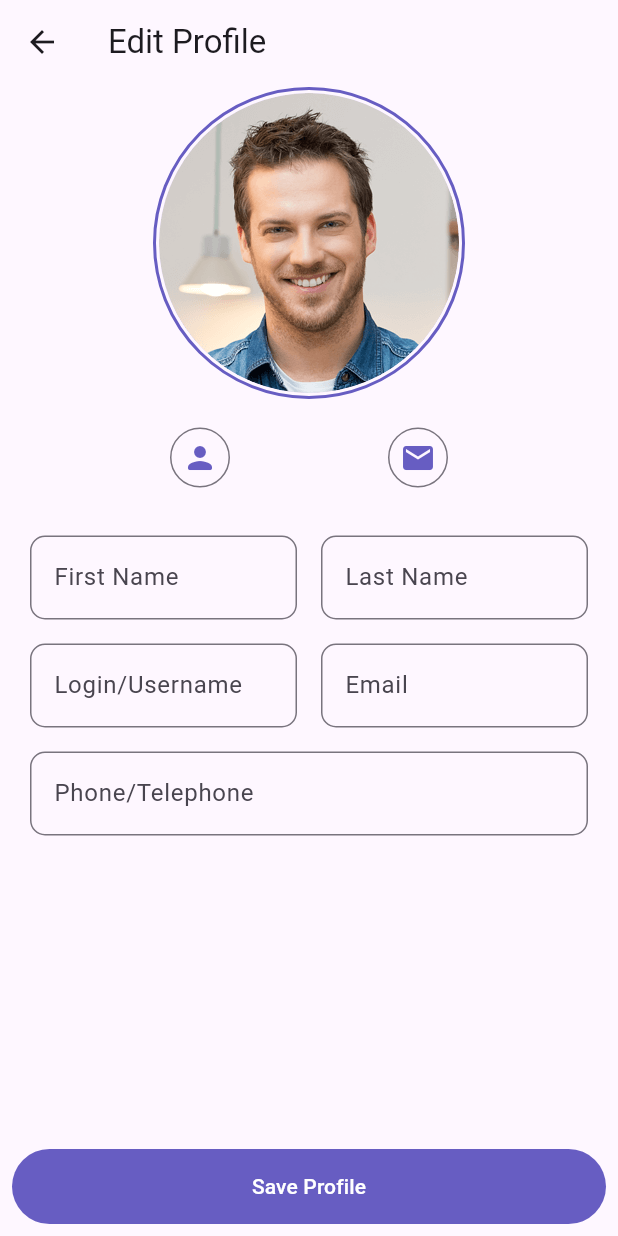
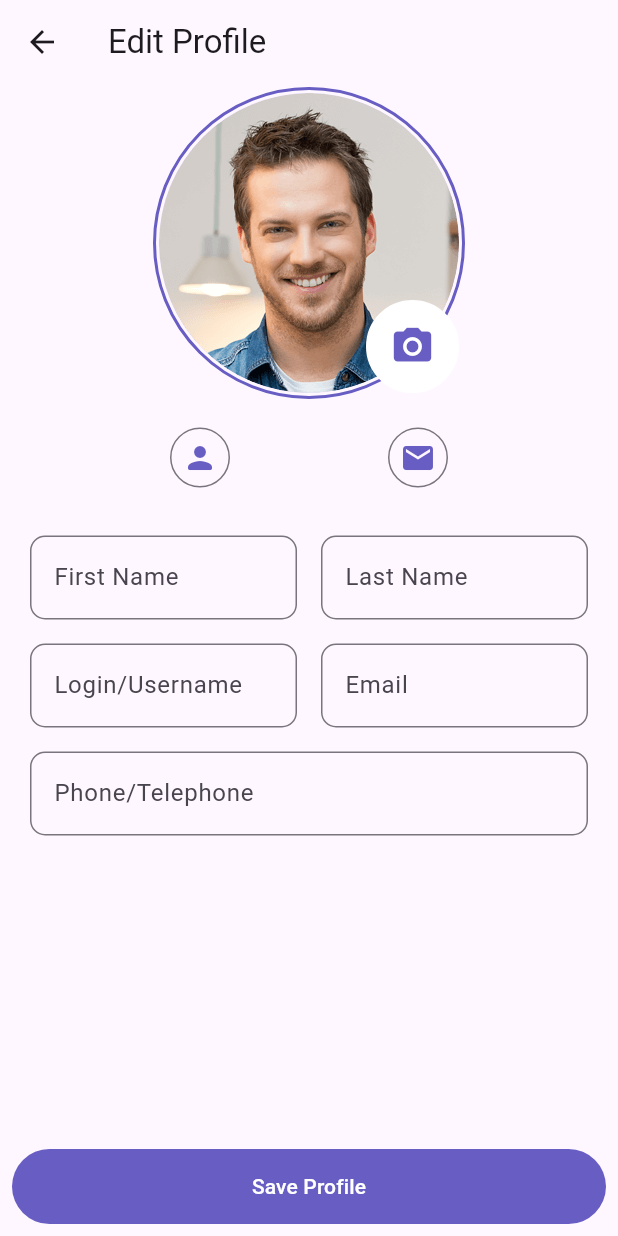
Before and after one commit to arostata/wa_mobile, a Flutter app: the EditProfile screen opened directly with empty values, on a phone screen of 412 x 824 dp. Run offline on Flutter 3.47's test engine with Material 3 defaults, Android fonts, the phone set to English and light mode, and no system bars; our stand-ins replace flutter_animate, flutter_svg, font_awesome_flutter, go_router, google_fonts and 1 more; missing offline and left inert: dart:ffi, easy_pdf_viewer, flutterflow_ui.

Commit message:
cameraIcon
cameraIcon

```diff
--- a/lib/Profile/EditProfile.dart
+++ b/lib/Profile/EditProfile.dart
@@ -54,9 +54,37 @@ class _EditProfileState extends State<EditProfile> {
                       width: 2,
                     ),
                   ),
-                  child: const CircleAvatar(
-                    radius: 100,
-                    backgroundImage: AssetImage('lib/assets/avatar_person.png'),
+                  child: Stack(
+                    children: [
+                      CircleAvatar(
+                        radius: 100,
+                        backgroundImage:
+                            AssetImage('lib/assets/avatar_person.png'),
+                      ),
+                      Positioned(
+                        bottom: 0,
+                        right: 0,
+                        child: Container(
+                          padding:
+                              EdgeInsets.all(6), // Adjust padding as needed
+                          decoration: BoxDecoration(
+                            shape: BoxShape.circle,
+                            color: Colors.white,
+                            border: Border.all(
+                              color: Colors.white, // Color of the stroke
+                              width: 1, // Width of the stroke
+                            ),
+                          ),
+                          child: IconButton(
+                              iconSize: 30,
+                              icon: Icon(
+                                Icons.camera_alt,
+                                color: const Color(0xFF675DC2),
+                              ),
+                              onPressed: () {}),
+                        ),
+                      ),
+                    ],
                   ),
                 ),
                 Padding(
```
